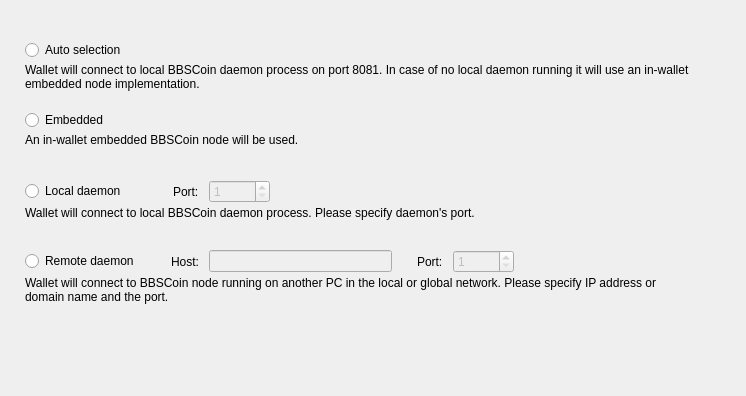
This is src/Gui/Options/ConnectionOptionsFrame.ui in altcnews/Nirvana-Wallet as Qt 5 draws it before an edit. The edited form follows.
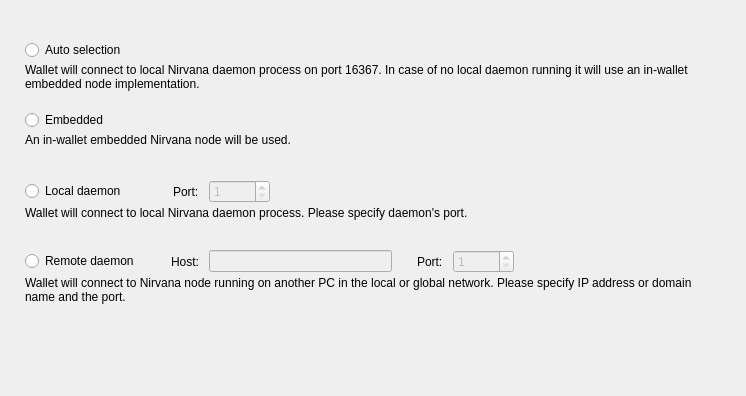
This is the edited form. Custom widgets are drawn as their Qt base class.

```diff
--- a/src/Gui/Options/ConnectionOptionsFrame.ui
+++ b/src/Gui/Options/ConnectionOptionsFrame.ui
@@ -81,7 +81,7 @@
       <item alignment="Qt::AlignTop">
        <widget class="WalletGui::WalletSmallGrayTextLabel" name="m_autoHelperLabel">
         <property name="text">
-         <string>Wallet will connect to local BBSCoin daemon process on port 8081. In case of no local daemon running it will use an in-wallet embedded node implementation.</string>
+         <string>Wallet will connect to local Nirvana daemon process on port 16367. In case of no local daemon running it will use an in-wallet embedded node implementation.</string>
         </property>
         <property name="alignment">
          <set>Qt::AlignLeading|Qt::AlignLeft|Qt::AlignTop</set>
@@ -146,7 +146,7 @@
       <item alignment="Qt::AlignTop">
        <widget class="WalletGui::WalletSmallGrayTextLabel" name="m_embeddedHelperLabel">
         <property name="text">
-         <string>An in-wallet embedded BBSCoin node will be used.</string>
+         <string>An in-wallet embedded Nirvana node will be used.</string>
         </property>
         <property name="alignment">
          <set>Qt::AlignLeading|Qt::AlignLeft|Qt::AlignTop</set>
@@ -270,7 +270,7 @@
       <item alignment="Qt::AlignTop">
        <widget class="WalletGui::WalletSmallGrayTextLabel" name="m_localHelperLabel">
         <property name="text">
-         <string>Wallet will connect to local BBSCoin daemon process. Please specify daemon's port.</string>
+         <string>Wallet will connect to local Nirvana daemon process. Please specify daemon's port.</string>
         </property>
         <property name="alignment">
          <set>Qt::AlignLeading|Qt::AlignLeft|Qt::AlignTop</set>
@@ -424,7 +424,7 @@
       <item alignment="Qt::AlignTop">
        <widget class="WalletGui::WalletSmallGrayTextLabel" name="m_remoteHelperLabel">
         <property name="text">
-         <string>Wallet will connect to BBSCoin node running on another PC in the local or global network. Please specify IP address or domain name and the port.</string>
+         <string>Wallet will connect to Nirvana node running on another PC in the local or global network. Please specify IP address or domain name and the port.</string>
         </property>
         <property name="alignment">
          <set>Qt::AlignLeading|Qt::AlignLeft|Qt::AlignTop</set>
```
